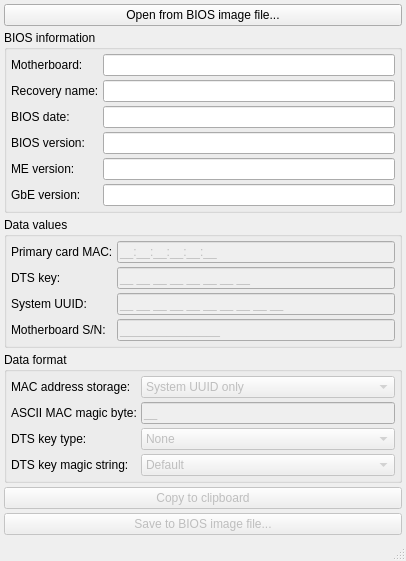
Before: the Qt Designer form fd44editor.ui in LongSoft/FD44Editor, drawn with Qt 5.
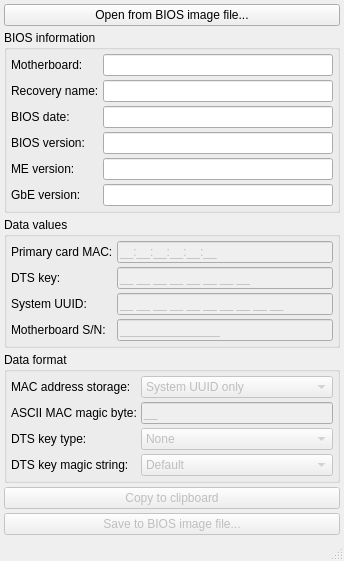
After: the same form once the commit is applied.

Patch:
```diff
--- a/fd44editor.ui
+++ b/fd44editor.ui
@@ -6,8 +6,8 @@
    <rect>
     <x>0</x>
     <y>0</y>
-    <width>406</width>
-    <height>543</height>
+    <width>304</width>
+    <height>486</height>
    </rect>
   </property>
   <property name="sizePolicy">
@@ -308,13 +308,16 @@
       <property name="title">
        <string>Data format </string>
       </property>
-      <layout class="QGridLayout" name="gridLayout_3">
+      <layout class="QFormLayout" name="formLayout">
+       <property name="horizontalSpacing">
+        <number>4</number>
+       </property>
+       <property name="verticalSpacing">
+        <number>4</number>
+       </property>
        <property name="margin">
         <number>4</number>
        </property>
-       <property name="spacing">
-        <number>4</number>
-       </property>
        <item row="0" column="0">
         <widget class="QLabel" name="macStorageLabel">
          <property name="text">
```
Left out of the diff: 48 changed lines with no effect on the pictures.
